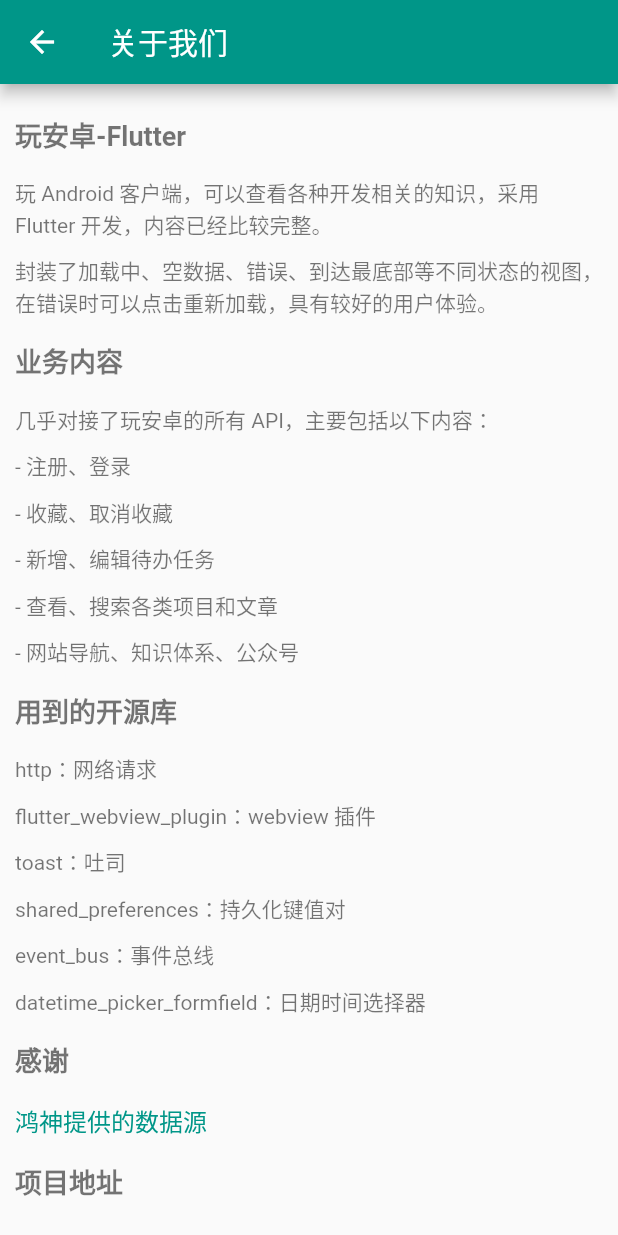
After one commit to binaryshao/WanAndroid_Flutter, a Flutter app: the AboutPage screen opened directly, on a phone screen of 412 x 824 dp. The commit adds this screen. Run offline on Flutter 3.47's test engine with Material 2 defaults, Android fonts, the phone set to English and light mode, and no system bars; our stand-ins replace datetime_picker_formfield, event_bus, shared_preferences, toast; missing offline and left inert: flutter_webview_plugin; accounts and stored records are empty.

Commit message:
新增关于我们

```diff
--- /dev/null
+++ b/lib/view/about_page.dart
@@ -0,0 +1,92 @@
+import 'package:flutter/material.dart';
+import 'package:wanandroid_flutter/util/nav_util.dart';
+import 'package:wanandroid_flutter/view/webview_page.dart';
+
+class AboutPage extends StatelessWidget {
+  @override
+  Widget build(BuildContext context) {
+    return Scaffold(
+      appBar: AppBar(
+        title: Text('关于我们'),
+      ),
+      body: Container(
+        padding: EdgeInsets.all(10),
+        child: ListView(
+          children: <Widget>[
+            getTitle('玩安卓-Flutter'),
+            getContent('玩 Android 客户端，可以查看各种开发相关的知识，采用 Flutter 开发，内容已经比较完整。'),
+            getContent('封装了加载中、空数据、错误、到达最底部等不同状态的视图，在错误时可以点击重新加载，具有较好的用户体验。'),
+            getTitle('业务内容'),
+            getContent('几乎对接了玩安卓的所有 API，主要包括以下内容：'),
+            getContent('- 注册、登录'),
+            getContent('- 收藏、取消收藏'),
+            getContent('- 新增、编辑待办任务'),
+            getContent('- 查看、搜索各类项目和文章'),
+            getContent('- 网站导航、知识体系、公众号'),
+            getTitle('用到的开源库'),
+            getContent('http：网络请求'),
+            getContent('flutter_webview_plugin：webview 插件'),
+            getContent('toast：吐司'),
+            getContent('shared_preferences：持久化键值对'),
+            getContent('event_bus：事件总线'),
+            getContent('datetime_picker_formfield：日期时间选择器'),
+            getTitle('感谢'),
+            getLink(
+              context,
+              '鸿神提供的数据源',
+              'https://www.wanandroid.com/blog/show/2',
+            ),
+            getTitle('项目地址'),
+            getLink(
+              context,
+              '玩安卓-Flutter',
+              'https://github.com/binaryshao/WanAndroid_Flutter',
+            ),
+            getContent('如果觉得项目还不错，点个 star 鼓励下作者吧 o(╥﹏╥)o'),
+            getContent('也欢迎大家发起 issue 或提交 PR'),
+          ],
+        ),
+      ),
+    );
+  }
+
+  getTitle(title) {
+    return Container(
+      margin: EdgeInsets.symmetric(vertical: 10),
+      child: Text(
+        title,
+        style: TextStyle(
+          fontSize: 18,
+          fontWeight: FontWeight.bold,
+        ),
+      ),
+    );
+  }
+
+  getContent(content) {
+    return Container(
+      margin: EdgeInsets.symmetric(vertical: 5),
+      child: Text(
+        content,
+      ),
+    );
+  }
+
+  getLink(context, title, url) {
+    return Container(
+      margin: EdgeInsets.symmetric(vertical: 5),
+      child: InkWell(
+        onTap: () {
+          NavUtil.navTo(context, WebViewPage(url, title));
+        },
+        child: Text(
+          title,
+          style: TextStyle(
+            color: Theme.of(context).primaryColor,
+            fontSize: 16,
+          ),
+        ),
+      ),
+    );
+  }
+}
--- a/lib/view/drawer_page.dart
+++ b/lib/view/drawer_page.dart
@@ -9,6 +9,7 @@ import 'package:wanandroid_flutter/util/hint_uitl.dart';
 import 'package:wanandroid_flutter/config/event.dart';
 import 'package:wanandroid_flutter/util/apis.dart';
 import 'package:wanandroid_flutter/view/login/todo_page.dart';
+import 'about_page.dart';
 
 class DrawerPage extends StatefulWidget {
   @override
@@ -86,7 +87,9 @@ class _DrawerPageState extends State<DrawerPage> {
               getItem('ic_todo', '任务清单', () {
                 loginOrDirect(TodoPage());
               }),
-              getItem('ic_about', '关于', () {}),
+              getItem('ic_about', '关于', () {
+                NavUtil.navTo(context, AboutPage());
+              }),
               getLogout(),
             ],
           ),
```
